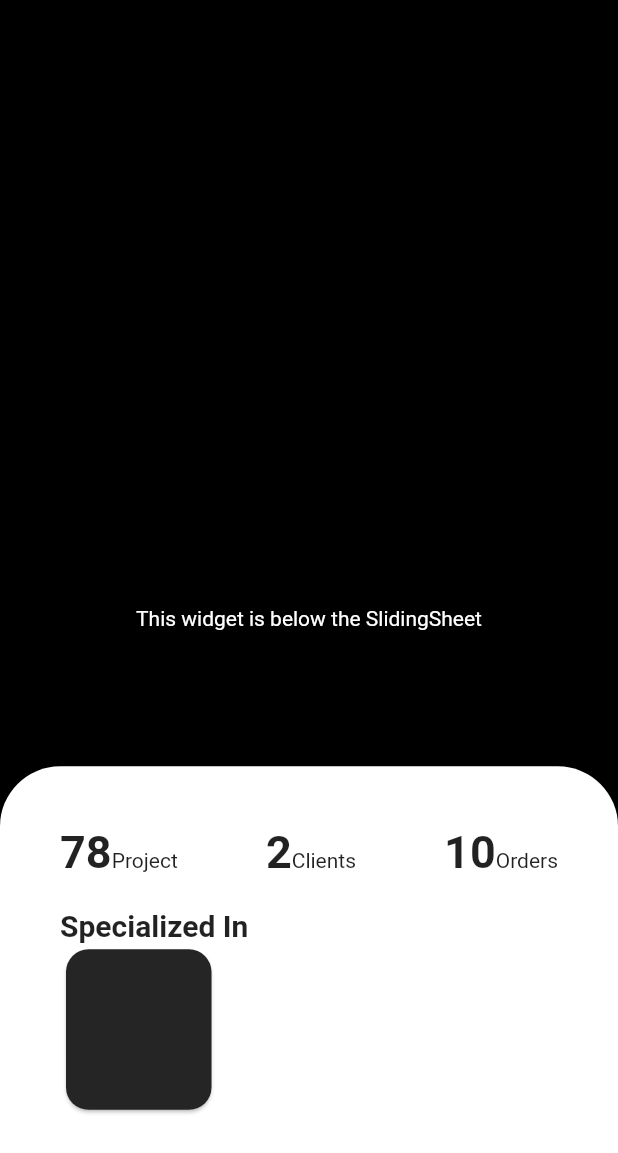
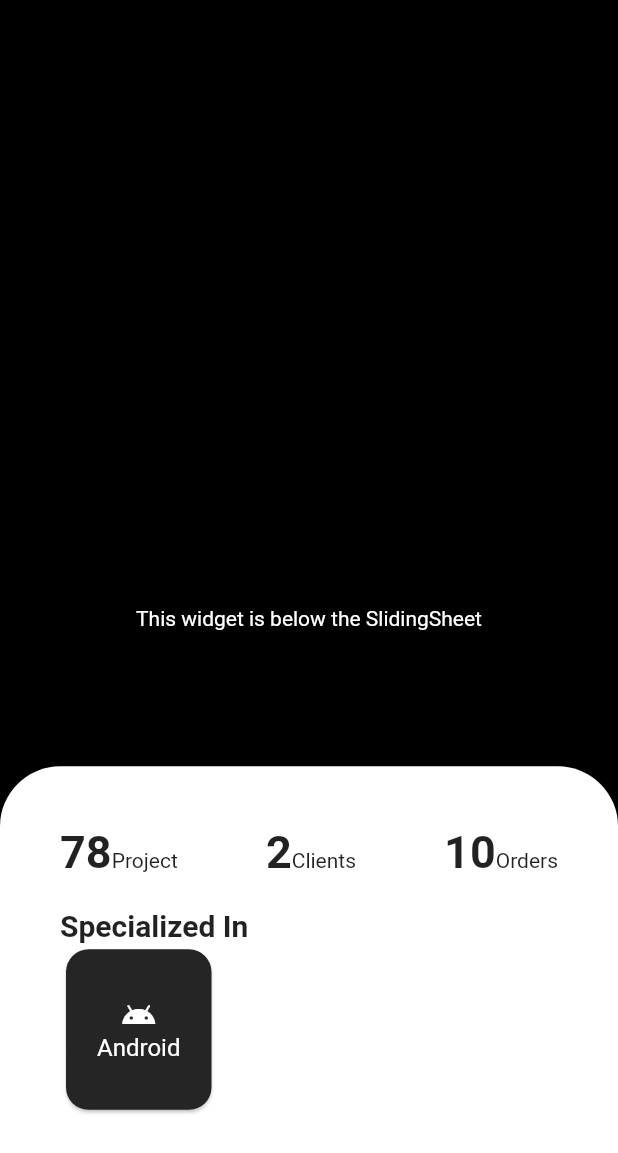
Before and after one commit to Haroon-Zafar/portfolioFlutter, a Flutter app: the screen it shows after launch, on a phone screen of 412 x 824 dp. Shown: the top 1153 px of the screen. Run offline on Flutter 3.47's test engine with Material 2 defaults, Android fonts, the phone set to English and light mode, and no system bars; drawn by our look-alikes of sliding_sheet; missing offline and left inert: dart:html.

Commit message:
Update home.dart

```diff
--- a/lib/home.dart
+++ b/lib/home.dart
@@ -104,6 +104,24 @@ class _MyHomeState extends State<MyHome> {
                             shape: RoundedRectangleBorder(
                               borderRadius: BorderRadius.circular(15),
                             ),
+                            child: Container(
+                              child: Column(
+                                mainAxisAlignment: MainAxisAlignment.center,
+                                children: [
+                                  Icon(
+                                    Icons.android,
+                                    color: Colors.white,
+                                  ),
+                                  Text(
+                                    "Android",
+                                    style: TextStyle(
+                                      fontSize: 16,
+                                      color: Colors.white,
+                                    ),
+                                  ),
+                                ],
+                              ),
+                            ),
                           ),
                         ),
                       ],
```
